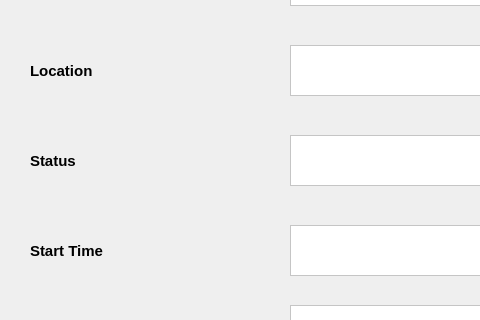
Qt form Show_Task_final.ui (MoAmrYehia/TMS) before a commit; both pictures show x 0 to 480 and y 345 to 665 of the 730 by 821 pixel window.
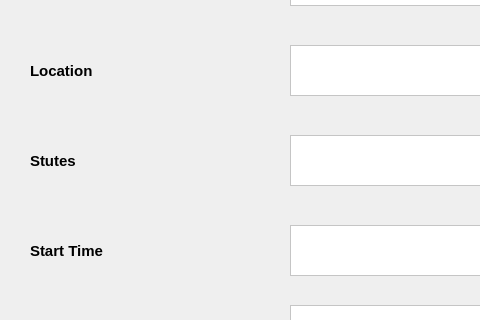
The same form after that commit.

The edit to the form file:
```diff
--- a/Show_Task_final.ui
+++ b/Show_Task_final.ui
@@ -202,7 +202,7 @@
 color: rgb(0, 0, 0);</string>
    </property>
    <property name="text">
-    <string>Status</string>
+    <string>Stutes</string>
    </property>
   </widget>
   <widget class="QTextBrowser" name="stutes_browser">
```
